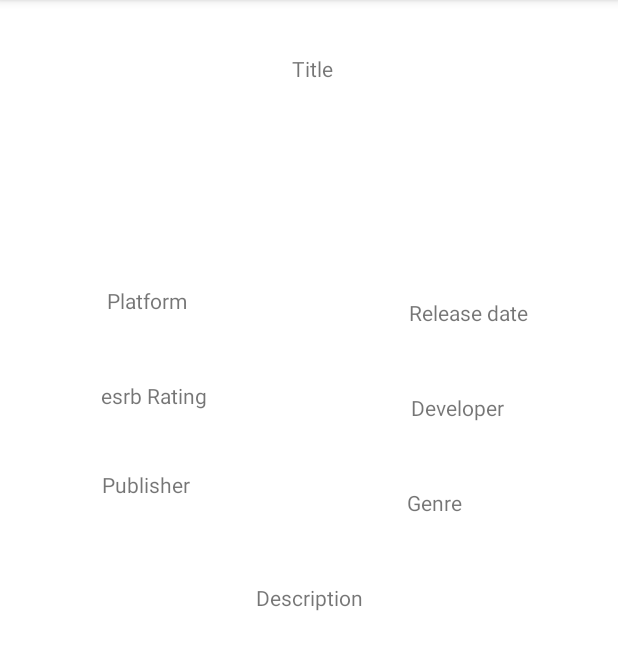
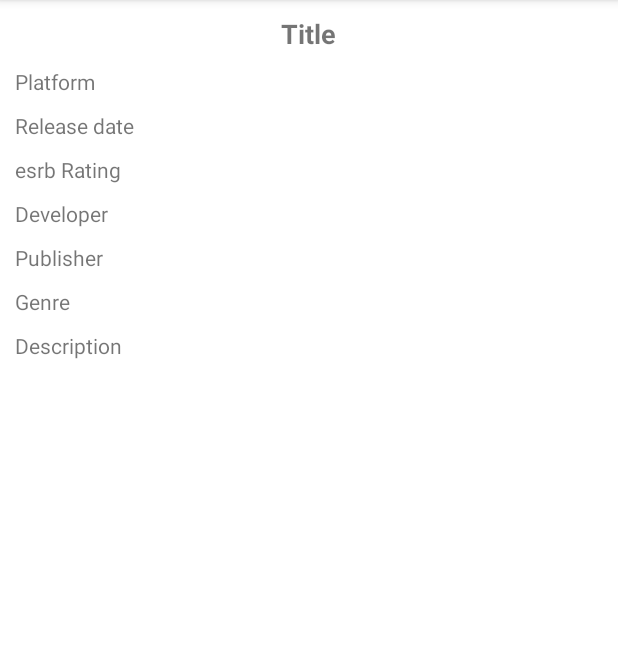
Before and after one commit to nedimkrupalija/mobile-app-game-reviews, an Android app: the GameDetailsActivity screen opened directly, with no data from a screen before it, on a phone screen of 412 x 824 dp, the part 84-754 px from its top. Run offline under Robolectric (Android 15) with nearby library versions, the phone set to English and light mode, and no system bars.

Commit message:
game_details design

```diff
--- a/app/src/main/res/layout/activity_game_details.xml
+++ b/app/src/main/res/layout/activity_game_details.xml
@@ -6,111 +6,91 @@
     android:layout_height="match_parent"
     tools:context=".GameDetailsActivity">
 
-    <TextView
-        android:id="@+id/game_title_textview"
-        android:layout_width="wrap_content"
-        android:layout_height="wrap_content"
-        android:layout_marginStart="190dp"
-        android:layout_marginTop="36dp"
-        android:layout_marginEnd="190dp"
-        android:text="Title"
-        app:layout_constraintEnd_toEndOf="parent"
-        app:layout_constraintHorizontal_bias="1.0"
-        app:layout_constraintStart_toStartOf="parent"
-        app:layout_constraintTop_toTopOf="parent" />
+    <LinearLayout
+        android:layout_width="match_parent"
+        android:layout_height="match_parent"
+        android:orientation="vertical">
 
-    <TextView
-        android:id="@+id/description_textview"
-        android:layout_width="wrap_content"
-        android:layout_height="wrap_content"
-        android:layout_marginTop="56dp"
-        android:layout_marginBottom="1dp"
-        android:text="Description"
-        app:layout_constraintBottom_toTopOf="@+id/recyclerView"
-        app:layout_constraintEnd_toEndOf="parent"
-        app:layout_constraintStart_toStartOf="parent"
-        app:layout_constraintTop_toBottomOf="@+id/publisher_textview" />
+        <ImageView
+            android:id="@+id/cover_imageview"
+            android:layout_width="match_parent"
+            android:layout_height="wrap_content"
+            android:layout_gravity="center"
+            tools:srcCompat="@tools:sample/avatars" />
 
-    <TextView
-        android:id="@+id/publisher_textview"
-        android:layout_width="wrap_content"
-        android:layout_height="wrap_content"
-        android:layout_marginStart="68dp"
-        android:layout_marginTop="40dp"
-        android:text="Publisher"
-        app:layout_constraintStart_toStartOf="parent"
-        app:layout_constraintTop_toBottomOf="@+id/esrb_rating_textview" />
+        <TextView
+            android:id="@+id/game_title_textview"
+            android:layout_width="wrap_content"
+            android:layout_height="wrap_content"
+            android:layout_gravity="center"
+            android:layout_marginTop="10dp"
+            android:text="Title"
+            android:textSize="18sp"
+            android:textStyle="bold" />
 
-    <TextView
-        android:id="@+id/release_date_textview"
-        android:layout_width="wrap_content"
-        android:layout_height="wrap_content"
-        android:layout_marginTop="36dp"
-        android:layout_marginEnd="60dp"
-        android:text="Release date"
-        app:layout_constraintEnd_toEndOf="parent"
-        app:layout_constraintTop_toBottomOf="@+id/cover_imageview" />
+        <TextView
+            android:id="@+id/platform_textview"
+            android:layout_width="wrap_content"
+            android:layout_height="wrap_content"
+            android:layout_marginLeft="10dp"
+            android:layout_marginTop="10dp"
+            android:text="Platform" />
 
-    <TextView
-        android:id="@+id/developer_textview"
-        android:layout_width="wrap_content"
-        android:layout_height="wrap_content"
-        android:layout_marginTop="44dp"
-        android:layout_marginEnd="76dp"
-        android:text="Developer"
-        app:layout_constraintEnd_toEndOf="parent"
-        app:layout_constraintTop_toBottomOf="@+id/release_date_textview" />
+        <TextView
+            android:id="@+id/release_date_textview"
+            android:layout_width="wrap_content"
+            android:layout_height="wrap_content"
+            android:layout_marginLeft="10dp"
+            android:layout_marginTop="10dp"
+            android:text="Release date" />
 
-    <TextView
-        android:id="@+id/esrb_rating_textview"
-        android:layout_width="wrap_content"
-        android:layout_height="wrap_content"
-        android:layout_marginTop="44dp"
-        android:layout_marginEnd="136dp"
-        android:text="esrb Rating"
-        app:layout_constraintEnd_toStartOf="@+id/developer_textview"
-        app:layout_constraintHorizontal_bias="1.0"
-        app:layout_constraintStart_toStartOf="parent"
-        app:layout_constraintTop_toBottomOf="@+id/platform_textview" />
+        <TextView
+            android:id="@+id/esrb_rating_textview"
+            android:layout_width="wrap_content"
+            android:layout_height="wrap_content"
+            android:layout_marginLeft="10dp"
+            android:layout_marginTop="10dp"
+            android:text="esrb Rating" />
 
-    <TextView
-        android:id="@+id/genreTextview"
-        android:layout_width="wrap_content"
-        android:layout_height="wrap_content"
-        android:layout_marginTop="44dp"
-        android:layout_marginEnd="104dp"
-        android:text="Genre"
-        app:layout_constraintEnd_toEndOf="parent"
-        app:layout_constraintTop_toBottomOf="@+id/developer_textview" />
+        <TextView
+            android:id="@+id/developer_textview"
+            android:layout_width="wrap_content"
+            android:layout_height="wrap_content"
+            android:layout_marginLeft="10dp"
+            android:layout_marginTop="10dp"
+            android:text="Developer" />
 
-    <TextView
-        android:id="@+id/platform_textview"
-        android:layout_width="wrap_content"
-        android:layout_height="wrap_content"
-        android:layout_marginTop="28dp"
-        android:layout_marginEnd="128dp"
-        android:text="Platform"
-        app:layout_constraintEnd_toStartOf="@+id/release_date_textview"
-        app:layout_constraintHorizontal_bias="0.784"
-        app:layout_constraintStart_toStartOf="parent"
-        app:layout_constraintTop_toBottomOf="@+id/cover_imageview" />
+        <TextView
+            android:id="@+id/publisher_textview"
+            android:layout_width="wrap_content"
+            android:layout_height="wrap_content"
+            android:layout_marginLeft="10dp"
+            android:layout_marginTop="10dp"
+            android:text="Publisher" />
 
-    <ImageView
-        android:id="@+id/cover_imageview"
-        android:layout_width="79dp"
-        android:layout_height="79dp"
-        android:layout_marginTop="28dp"
-        app:layout_constraintEnd_toEndOf="parent"
-        app:layout_constraintStart_toStartOf="parent"
-        app:layout_constraintTop_toBottomOf="@+id/game_title_textview"
-        tools:srcCompat="@tools:sample/avatars" />
+        <TextView
+            android:id="@+id/genreTextview"
+            android:layout_width="wrap_content"
+            android:layout_height="wrap_content"
+            android:layout_marginLeft="10dp"
+            android:layout_marginTop="10dp"
+            android:text="Genre" />
 
-    <androidx.recyclerview.widget.RecyclerView
-        android:id="@+id/recyclerView"
-        android:layout_width="409dp"
-        android:layout_height="258dp"
-        android:layout_marginTop="60dp"
-        app:layout_constraintEnd_toEndOf="parent"
-        app:layout_constraintStart_toStartOf="parent"
-        app:layout_constraintTop_toBottomOf="@+id/description_textview" />
+        <TextView
+            android:id="@+id/description_textview"
+            android:layout_width="wrap_content"
+            android:layout_height="wrap_content"
+            android:layout_marginLeft="10dp"
+            android:layout_marginTop="10dp"
+            android:layout_marginBottom="1dp"
+            android:text="Description" />
+
+        <androidx.recyclerview.widget.RecyclerView
+            android:id="@+id/recyclerView"
+            android:layout_width="match_parent"
+            android:layout_height="match_parent"
+            android:layout_marginTop="10dp" />
+
+    </LinearLayout>
+
 </androidx.constraintlayout.widget.ConstraintLayout>
```
